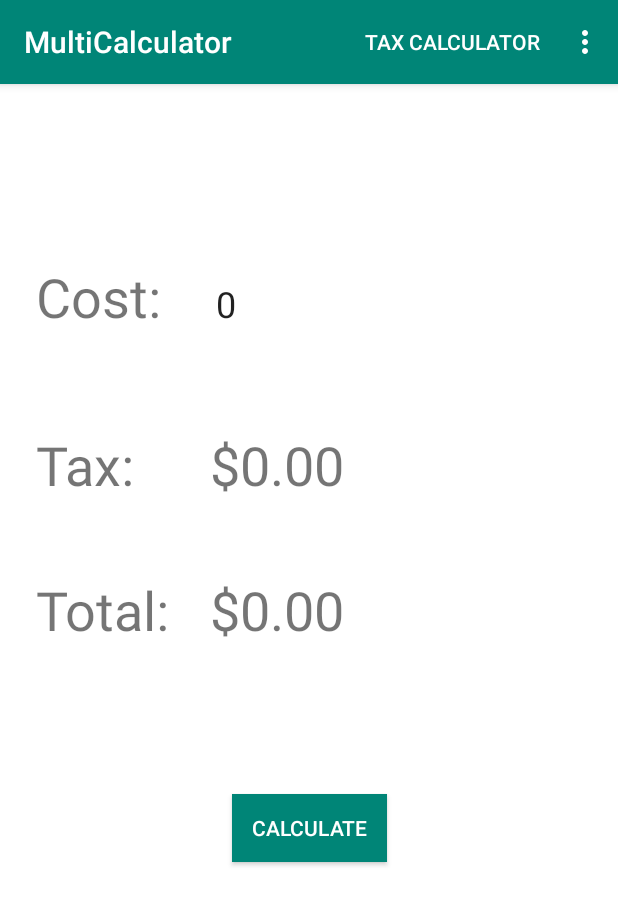
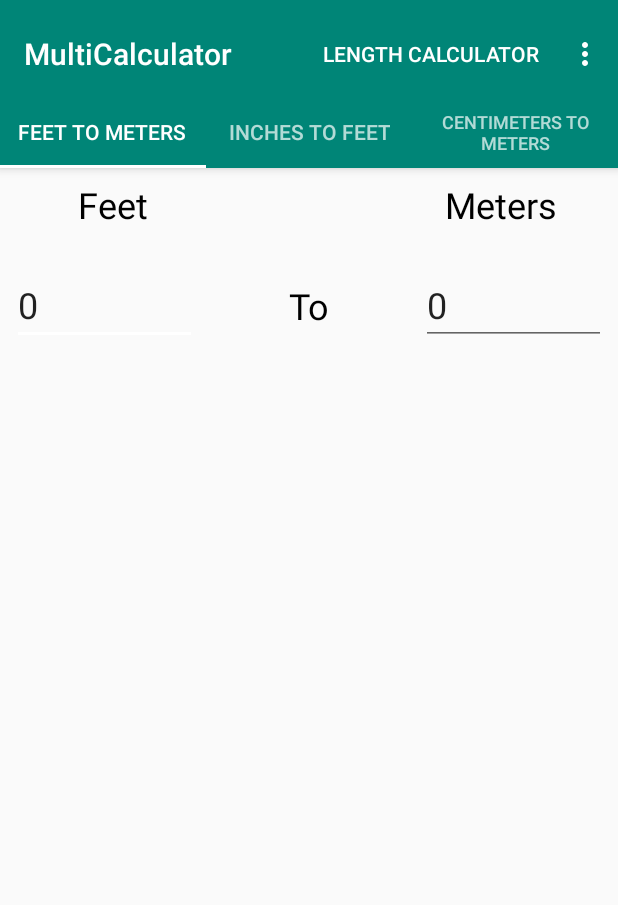
Before and after one commit to stephencordasco/MultiCalculator, an Android app: the screen it shows after launch (MainActivity before the commit, LengthCalculatorActivity after it), in the options menu, after a tap on "Length Calculator", on a phone screen of 412 x 824 dp. Shown: the top 905 px of the screen. Run offline under Robolectric (Android 15) with nearby library versions, the phone set to English and light mode, and no system bars.

Commit message:
Added Length Activity and Fragments

```diff
--- a/app/build.gradle
+++ b/app/build.gradle
@@ -27,6 +27,8 @@ dependencies {
     implementation "org.jetbrains.kotlin:kotlin-stdlib-jdk7:$kotlin_version"
     implementation 'com.android.support:appcompat-v7:28.0.0'
     implementation 'com.android.support.constraint:constraint-layout:1.1.3'
+    implementation 'com.android.support:design:28.0.0'
+    implementation 'com.android.support:support-v4:28.0.0'
     testImplementation 'junit:junit:4.12'
     androidTestImplementation 'com.android.support.test:runner:1.0.2'
     androidTestImplementation 'com.android.support.test.espresso:espresso-core:3.0.2'
--- a/app/src/main/AndroidManifest.xml
+++ b/app/src/main/AndroidManifest.xml
@@ -25,7 +25,11 @@
         <activity
                 android:name=".BmiCalculatorActivity"
                 android:screenOrientation="portrait">
-
+        </activity>
+        <activity
+                android:name=".LengthCalculatorActivity"
+                android:label="@string/title_activity_length_calculator"
+                android:theme="@style/AppTheme.NoActionBar">
         </activity>
     </application>
 
--- a/app/src/main/java/com/example/steph/multicalculator/BmiCalculatorActivity.kt
+++ b/app/src/main/java/com/example/steph/multicalculator/BmiCalculatorActivity.kt
@@ -79,6 +79,12 @@ class BmiCalculatorActivity : AppCompatActivity() {
                 startActivity(i)
                 true
             }
+            // on item "Length Calculator" select, go to LengthCalculatorActivity
+            R.id.lengthCalculator -> {
+                val i = Intent(this, LengthCalculatorActivity::class.java)
+                startActivity(i)
+                true
+            }
             else -> {
                 super.onOptionsItemSelected(item)
             }
--- /dev/null
+++ b/app/src/main/java/com/example/steph/multicalculator/FeetToMetersFragment.kt
@@ -0,0 +1,88 @@
+package com.example.steph.multicalculator
+
+import android.os.Bundle
+import android.support.v4.app.Fragment
+import android.text.Editable
+import android.text.TextWatcher
+import android.view.LayoutInflater
+import android.view.View
+import android.view.ViewGroup
+import kotlinx.android.synthetic.main.fragment_feet_to_meters.*
+import kotlinx.android.synthetic.main.fragment_feet_to_meters.view.*
+import java.text.DecimalFormat
+
+class FeetToMetersFragment : Fragment() {
+
+    private val metersToFeetConversion = 3.28084
+    private val feetToMetersConversion = 0.3048
+    private val precision = DecimalFormat("0.00")
+
+    // Need this to stop the eitTexts from calling onTextChanged when I change the text in code cause it will hang
+    private var textChangedInCode = false
+
+    override fun onCreateView(
+        inflater: LayoutInflater, container: ViewGroup?,
+        savedInstanceState: Bundle?
+    ): View? {
+        val rootView = inflater.inflate(R.layout.fragment_feet_to_meters, container, false)
+
+        rootView.editTextFeet.addTextChangedListener(object : TextWatcher {
+            override fun beforeTextChanged(s: CharSequence, start : Int, count : Int, after : Int){}
+
+            override fun onTextChanged(s: CharSequence, start: Int, before: Int, count: Int){
+                if (!textChangedInCode){
+                    textChangedInCode = true
+                    if (editTextFeet.text.toString() != "") {
+                        //rootView.editTextMeters.setText(calculateToMeters(rootView.editTextFeet.text.toString().toDouble()).toString())
+                        val answer = calculateToMeters(editTextFeet.text.toString().toDouble())
+                        editTextMeters.setText("${precision.format(answer)}")
+                    }
+                    else{
+                        editTextMeters.setText("0.00")
+                    }
+
+                    textChangedInCode = false
+                }
+            }
+
+            override fun afterTextChanged(s: Editable){
+            }
+        })
+        rootView.editTextMeters.addTextChangedListener(object : TextWatcher {
+            override fun beforeTextChanged(s: CharSequence, start : Int, count : Int, after : Int){}
+
+            override fun onTextChanged(s: CharSequence, start: Int, before: Int, count: Int){
+                if (!textChangedInCode){
+                    textChangedInCode = true
+                    if (editTextMeters.text.toString() != "") {
+                        //rootView.editTextFeet.setText(calculateToFeet(rootView.editTextMeters.text.toString().toDouble()).toString())
+                        val answer = calculateToFeet(editTextMeters.text.toString().toDouble())
+                        editTextFeet.setText("${precision.format(answer)}")
+                    }
+                    else{
+                        editTextFeet.setText("0.00")
+                    }
+
+                    textChangedInCode = false
+                }
+            }
+
+            override fun afterTextChanged(s: Editable){}
+        })
+        return rootView
+    }
+
+    companion object {
+        fun newInstance(): FeetToMetersFragment {
+            return FeetToMetersFragment()
+        }
+    }
+
+    private fun calculateToFeet(meters: Double): Double{
+        return meters * metersToFeetConversion
+    }
+
+    private fun calculateToMeters(feet: Double): Double{
+        return feet * feetToMetersConversion
+    }
+}
--- /dev/null
+++ b/app/src/main/java/com/example/steph/multicalculator/InchesToFeetFragment.kt
@@ -0,0 +1,26 @@
+package com.example.steph.multicalculator
+
+import android.content.Context
+import android.net.Uri
+import android.os.Bundle
+import android.support.v4.app.Fragment
+import android.view.LayoutInflater
+import android.view.View
+import android.view.ViewGroup
+
+class InchesToFeetFragment : Fragment() {
+
+    override fun onCreateView(
+        inflater: LayoutInflater, container: ViewGroup?,
+        savedInstanceState: Bundle?
+    ): View? {
+        // Inflate the layout for this fragment
+        return inflater.inflate(R.layout.fragment_inches_to_feet, container, false)
+    }
+
+    companion object {
+        fun newInstance():InchesToFeetFragment{
+            return InchesToFeetFragment()
+        }
+    }
+}
--- /dev/null
+++ b/app/src/main/java/com/example/steph/multicalculator/LengthCalculatorActivity.kt
@@ -0,0 +1,124 @@
+package com.example.steph.multicalculator
+
+import android.content.Intent
+import android.support.design.widget.TabLayout
+import android.support.v7.app.AppCompatActivity
+
+import android.support.v4.app.Fragment
+import android.support.v4.app.FragmentManager
+import android.support.v4.app.FragmentPagerAdapter
+import android.os.Bundle
+import android.view.LayoutInflater
+import android.view.Menu
+import android.view.MenuItem
+import android.view.View
+import android.view.ViewGroup
+
+import kotlinx.android.synthetic.main.activity_length_calculator.*
+import kotlinx.android.synthetic.main.fragment_feet_to_meters.view.*
+
+class LengthCalculatorActivity : AppCompatActivity() {
+
+    /**
+     * The [android.support.v4.view.PagerAdapter] that will provide
+     * fragments for each of the sections. We use a
+     * {@link FragmentPagerAdapter} derivative, which will keep every
+     * loaded fragment in memory. If this becomes too memory intensive, it
+     * may be best to switch to a
+     * [android.support.v4.app.FragmentStatePagerAdapter].
+     */
+    private var mSectionsPagerAdapter: SectionsPagerAdapter? = null
+
+    override fun onCreate(savedInstanceState: Bundle?) {
+        super.onCreate(savedInstanceState)
+        setContentView(R.layout.activity_length_calculator)
+
+        setSupportActionBar(toolbar)
+        // Create the adapter that will return a fragment for each of the three
+        // primary sections of the activity.
+        mSectionsPagerAdapter = SectionsPagerAdapter(supportFragmentManager)
+
+        // Set up the ViewPager with the sections adapter.
+        container.adapter = mSectionsPagerAdapter
+
+        container.addOnPageChangeListener(TabLayout.TabLayoutOnPageChangeListener(tabs))
+        tabs.addOnTabSelectedListener(TabLayout.ViewPagerOnTabSelectedListener(container))
+
+        //fab.setOnClickListener { view ->
+          //  Snackbar.make(view, "Replace with your own action", Snackbar.LENGTH_LONG)
+            //    .setAction("Action", null).show()
+        //}
+
+    }
+
+
+    override fun onCreateOptionsMenu(menu: Menu): Boolean {
+        // Inflate the menu; this adds items to the action bar if it is present.
+        menuInflater.inflate(R.menu.calculators, menu)
+        val item = menu!!.findItem(R.id.lengthCalculator)
+        item.setShowAsActionFlags(MenuItem.SHOW_AS_ACTION_ALWAYS)
+        return true
+    }
+
+    override fun onOptionsItemSelected(item: MenuItem?): Boolean {
+        return when (item?.itemId) {
+            // on item "Tip Calculator" select, go to TipCalculatorActivity
+            R.id.tipCalculator -> {
+                val i = Intent(this, TipCalculatorActivity::class.java)
+                startActivity(i)
+                true
+            }
+            // on item "Tax Calculator" select, go to MainActivity (or recreate MainActivity)
+            R.id.taxCalculator -> {
+                val i = Intent(this, MainActivity::class.java)
+                startActivity(i)
+                true
+            }
+            // on item "BMI Calculator" select, got to BmiCalculatorActivity
+            R.id.bmiCalculator -> {
+                val i = Intent(this, BmiCalculatorActivity::class.java)
+                startActivity(i)
+                true
+            }
+            // on item "Length Calculator" select, go to LengthCalculatorActivity
+            R.id.lengthCalculator -> {
+                val i = Intent(this, LengthCalculatorActivity::class.java)
+                startActivity(i)
+                true
+            }
+            else -> {
+                super.onOptionsItemSelected(item)
+            }
+        }
+    }
+
+    /**
+     * A [FragmentPagerAdapter] that returns a fragment corresponding to
+     * one of the sections/tabs/pages.
+     */
+    inner class SectionsPagerAdapter(fm: FragmentManager) : FragmentPagerAdapter(fm) {
+
+        override fun getItem(position: Int): Fragment {
+            if (position == 0){
+                return FeetToMetersFragment.newInstance()
+            }
+            else if (position == 1){
+                // TODO
+                return InchesToFeetFragment.newInstance()
+            }
+            else{
+                // TODO
+                return CentimetersToMetersFragment.newInstance()
+            }
+
+            // getItem is called to instantiate the fragment for the given page.
+            // Return a PlaceholderFragment (defined as a static inner class below).
+            //return FeetToMetersFragment.newInstance(position + 1)
+        }
+
+        override fun getCount(): Int {
+            // Show 3 total pages.
+            return 3
+        }
+    }
+}
--- a/app/src/main/java/com/example/steph/multicalculator/MainActivity.kt
+++ b/app/src/main/java/com/example/steph/multicalculator/MainActivity.kt
@@ -128,6 +128,12 @@ class MainActivity : AppCompatActivity(), View.OnClickListener {
                 startActivity(i)
                 true
             }
+            // on item "Length Calculator" select, go to LengthCalculatorActivity
+            R.id.lengthCalculator -> {
+                val i = Intent(this, LengthCalculatorActivity::class.java)
+                startActivity(i)
+                true
+            }
             else -> {
                 super.onOptionsItemSelected(item)
             }
--- a/app/src/main/java/com/example/steph/multicalculator/TipCalculatorActivity.kt
+++ b/app/src/main/java/com/example/steph/multicalculator/TipCalculatorActivity.kt
@@ -155,6 +155,12 @@ class TipCalculatorActivity : AppCompatActivity() {
                 startActivity(i)
                 true
             }
+            // on item "Length Calculator" select, go to LengthCalculatorActivity
+            R.id.lengthCalculator -> {
+                val i = Intent(this, LengthCalculatorActivity::class.java)
+                startActivity(i)
+                true
+            }
             else -> {
                 super.onOptionsItemSelected(item)
             }
--- /dev/null
+++ b/app/src/main/res/layout/activity_length_calculator.xml
@@ -0,0 +1,62 @@
+<?xml version="1.0" encoding="utf-8"?>
+<android.support.design.widget.CoordinatorLayout xmlns:android="http://schemas.android.com/apk/res/android"
+                                                 xmlns:tools="http://schemas.android.com/tools"
+                                                 xmlns:app="http://schemas.android.com/apk/res-auto"
+                                                 android:id="@+id/main_content"
+                                                 android:layout_width="match_parent"
+                                                 android:layout_height="match_parent"
+                                                 android:fitsSystemWindows="true"
+                                                 tools:context=".LengthCalculatorActivity">
+
+    <android.support.design.widget.AppBarLayout
+            android:id="@+id/appbar"
+            android:layout_width="match_parent"
+            android:layout_height="wrap_content"
+            android:paddingTop="@dimen/appbar_padding_top"
+            android:theme="@style/AppTheme.AppBarOverlay">
+
+        <android.support.v7.widget.Toolbar
+                android:id="@+id/toolbar"
+                app:title="@string/app_name"
+                android:layout_width="match_parent"
+                android:layout_height="?attr/actionBarSize"
+                android:layout_weight="1"
+                android:background="?attr/colorPrimary"
+                app:popupTheme="@style/AppTheme.PopupOverlay"
+                app:layout_scrollFlags="scroll|enterAlways">
+
+        </android.support.v7.widget.Toolbar>
+
+        <android.support.design.widget.TabLayout
+                android:id="@+id/tabs"
+                android:layout_width="match_parent"
+                android:layout_height="wrap_content">
+
+            <android.support.design.widget.TabItem
+                    android:id="@+id/tabItem"
+                    android:layout_width="wrap_content"
+                    android:layout_height="wrap_content"
+                    android:text="@string/tab_text_1"/>
+
+            <android.support.design.widget.TabItem
+                    android:id="@+id/tabItem2"
+                    android:layout_width="wrap_content"
+                    android:layout_height="wrap_content"
+                    android:text="@string/tab_text_2"/>
+
+            <android.support.design.widget.TabItem
+                    android:id="@+id/tabItem3"
+                    android:layout_width="wrap_content"
+                    android:layout_height="wrap_content"
+                    android:text="@string/tab_text_3"/>
+
+        </android.support.design.widget.TabLayout>
+    </android.support.design.widget.AppBarLayout>
+
+    <android.support.v4.view.ViewPager
+            android:id="@+id/container"
+            android:layout_width="match_parent"
+            android:layout_height="match_parent"
+            app:layout_behavior="@string/appbar_scrolling_view_behavior"/>
+
+</android.support.design.widget.CoordinatorLayout>
--- /dev/null
+++ b/app/src/main/res/layout/fragment_feet_to_meters.xml
@@ -0,0 +1,61 @@
+<?xml version="1.0" encoding="utf-8"?>
+<android.support.constraint.ConstraintLayout xmlns:android="http://schemas.android.com/apk/res/android"
+                                             xmlns:app="http://schemas.android.com/apk/res-auto"
+                                             xmlns:tools="http://schemas.android.com/tools"
+                                             android:id="@+id/constraintLayout"
+                                             android:layout_width="match_parent"
+                                             android:layout_height="match_parent"
+                                             tools:context=".FeetToMetersFragment">
+
+    <TextView
+            android:text="@string/feet"
+            android:layout_width="wrap_content"
+            android:layout_height="wrap_content"
+            android:textColor="#000000"
+            android:textSize="24sp"
+            android:id="@+id/textView11" app:layout_constraintStart_toStartOf="parent"
+            android:layout_marginStart="8dp" android:layout_marginTop="8dp" app:layout_constraintTop_toTopOf="parent"
+            app:layout_constraintEnd_toStartOf="@+id/textView13" android:layout_marginEnd="8dp"
+            app:layout_constraintHorizontal_bias="0.34"/>
+    <TextView
+            android:text="@string/meters"
+            android:layout_width="wrap_content"
+            android:layout_height="wrap_content"
+            android:textColor="#000000"
+            android:id="@+id/textView12" android:layout_marginTop="8dp"
+            android:textSize="24sp"
+            app:layout_constraintTop_toTopOf="parent" app:layout_constraintEnd_toEndOf="parent"
+            android:layout_marginEnd="8dp"
+            app:layout_constraintStart_toEndOf="@+id/textView13"
+            android:layout_marginStart="8dp" app:layout_constraintHorizontal_bias="0.68"/>
+    <EditText
+            android:layout_width="123dp"
+            android:layout_height="wrap_content"
+            android:inputType="numberDecimal"
+            android:ems="10"
+            android:id="@+id/editTextFeet"
+            android:textSize="24sp"
+            app:layout_constraintStart_toStartOf="parent" android:layout_marginStart="8dp"
+            android:layout_marginTop="24dp" app:layout_constraintTop_toBottomOf="@+id/textView11"
+            android:text="@string/zero"/>
+    <TextView
+            android:text="@string/to"
+            android:layout_width="wrap_content"
+            android:layout_height="wrap_content"
+            android:textColor="#000000"
+            android:id="@+id/textView13" app:layout_constraintStart_toEndOf="@+id/editTextFeet"
+            android:layout_marginStart="8dp" app:layout_constraintEnd_toStartOf="@+id/editTextMeters"
+            android:layout_marginEnd="8dp" android:layout_marginBottom="8dp"
+            android:textSize="24sp"
+            app:layout_constraintBottom_toBottomOf="@+id/editTextMeters" android:layout_marginTop="8dp"
+            app:layout_constraintTop_toTopOf="@+id/editTextFeet"/>
+    <EditText
+            android:layout_width="123dp"
+            android:layout_height="wrap_content"
+            android:inputType="numberDecimal"
+            android:ems="10"
+            android:id="@+id/editTextMeters"
+            android:textSize="24sp"
+            android:layout_marginTop="24dp" app:layout_constraintTop_toBottomOf="@+id/textView12"
+            android:layout_marginEnd="8dp" app:layout_constraintEnd_toEndOf="parent" android:text="@string/zero"/>
+</android.support.constraint.ConstraintLayout>
--- a/app/src/main/res/menu/calculators.xml
+++ b/app/src/main/res/menu/calculators.xml
@@ -13,7 +13,7 @@
         app:showAsAction="never" />
 
     <item
-        android:id="@+id/calculator3"
+        android:id="@+id/lengthCalculator"
         android:title="@string/calculator3"
         app:showAsAction="never" />
 
--- /dev/null
+++ b/app/src/main/res/values-w820dp/dimens.xml
@@ -0,0 +1,6 @@
+<resources>
+    <!-- Example customization of dimensions originally defined in res/values/dimens.xml
+         (such as screen margins) for screens with more than 820dp of available width. This
+         would include 7" and 10" devices in landscape (~960dp and ~1280dp respectively). -->
+    <dimen name="activity_horizontal_margin">64dp</dimen>
+</resources>
--- a/app/src/main/res/values/strings.xml
+++ b/app/src/main/res/values/strings.xml
@@ -19,4 +19,13 @@
     <string name="feet">Feet</string>
     <string name="inches">Inches</string>
     <string name="calculate_bmi">Calculate BMI</string>
+    <string name="title_activity_length_calculator">Length Calculator</string>
+    <string name="tab_text_1">Feet To Meters</string>
+    <string name="tab_text_2">Inches to Feet</string>
+    <string name="tab_text_3">Centimeters to Meters</string>
+    <string name="action_settings">Settings</string>
+    <string name="meters">Meters</string>
+    <string name="zero">0</string>
+    <string name="to">To</string>
+
 </resources>
--- a/app/src/main/res/values/styles.xml
+++ b/app/src/main/res/values/styles.xml
@@ -7,5 +7,11 @@
         <item name="colorPrimaryDark">@color/colorPrimaryDark</item>
         <item name="colorAccent">@color/colorAccent</item>
     </style>
+    <style name="AppTheme.NoActionBar">
+        <item name="windowActionBar">false</item>
+        <item name="windowNoTitle">true</item>
+    </style>
+    <style name="AppTheme.AppBarOverlay" parent="ThemeOverlay.AppCompat.Dark.ActionBar"/>
+    <style name="AppTheme.PopupOverlay" parent="ThemeOverlay.AppCompat.Light"/>
 
 </resources>
```
Also changed, not shown: app/src/main/java/com/example/steph/multicalculator/CentimetersToMetersFragment.kt (added, +28 -0 lines), app/src/main/res/layout/fragment_centimeters_to_meters.xml (added, +15 -0 lines), app/src/main/res/layout/fragment_inches_to_feet.xml (added, +8 -0 lines), app/src/main/res/menu/menu_length_calculator.xml (added, +9 -0 lines), app/src/main/res/values/dimens.xml (added, +7 -0 lines).
